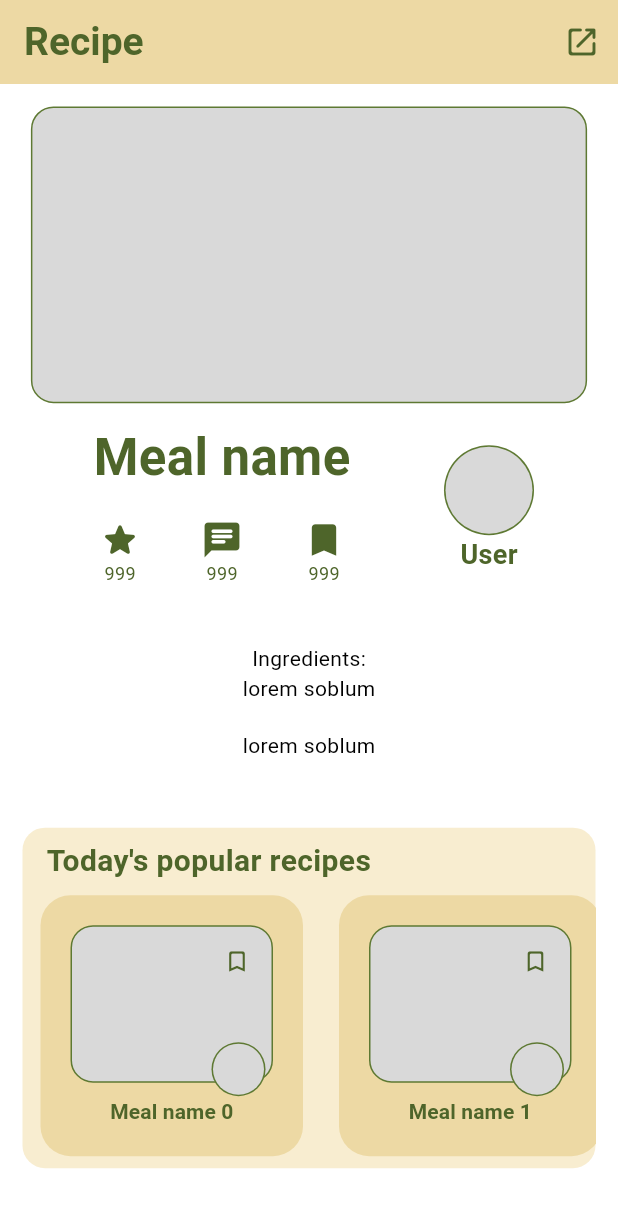
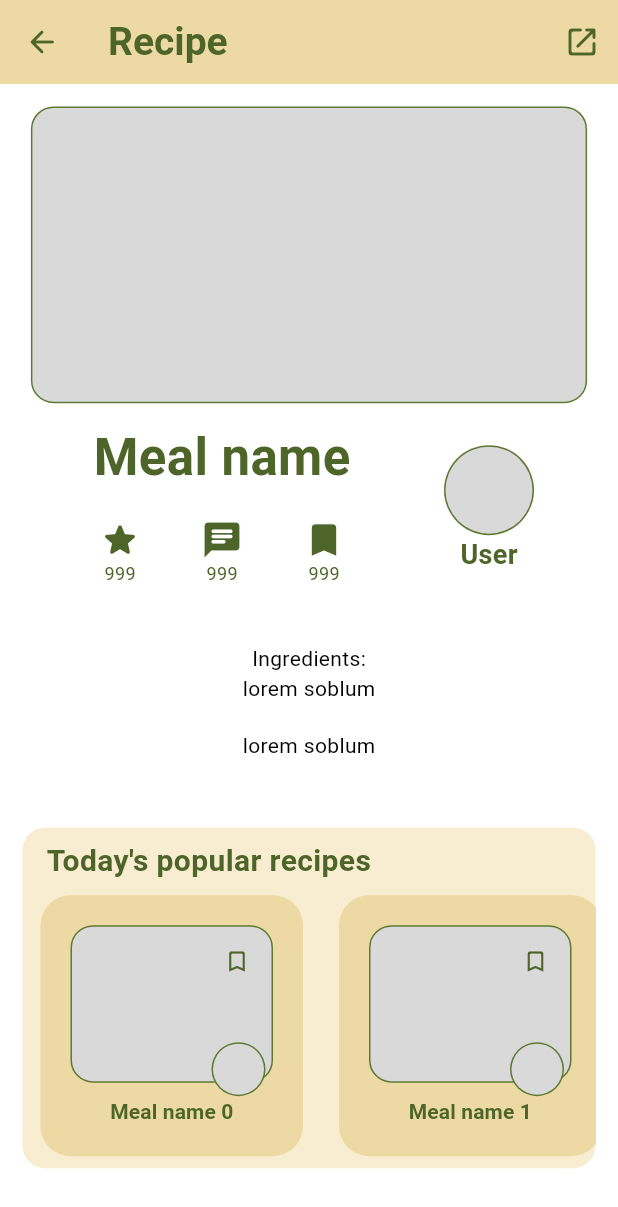
Before and after one commit to MealStock/mealstock, a Flutter app: the RecipeScreen screen opened by its route, on a phone screen of 412 x 824 dp. Shown: the top 1207 px of the screen. Run offline on Flutter 3.47's test engine with Material 3 defaults, Android fonts, the phone set to English and light mode, and no system bars; our stand-ins replace firebase_analytics, firebase_auth, firebase_core, firebase_crashlytics, google_sign_in; accounts and stored records are empty.

Commit message:
Add back button to recipe page

```diff
--- a/lib/screens/recipe_screen.dart
+++ b/lib/screens/recipe_screen.dart
@@ -13,6 +13,13 @@ class _MyWidgetState extends State<RecipeScreen> {
     return Scaffold(
       appBar: AppBar(
         automaticallyImplyLeading: false,
+        leading: IconButton(
+          onPressed: () {
+            Navigator.pop(context);
+          },
+          icon: const Icon(Icons.arrow_back_rounded),
+          color: const Color(0xff4e652a),
+        ),
         title: Text(
           "Recipe",
           style: Theme.of(context).textTheme.headlineLarge,
```
